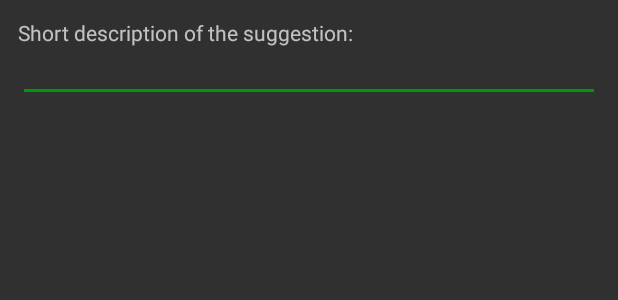
After one commit to tomiolah/Songbook, an Android app: the layout content_suggest_edits.xml on its own in the app's theme, with its tools: preview values and no code run, on a phone screen of 412 x 824 dp. The commit adds this screen. Shown: the top 300 px of the screen. Run offline under Robolectric (Android 15) with nearby library versions, the phone set to English and light mode, and no system bars.

Commit message:
Possibility to suggest edits

```diff
--- a/Songbook/app/src/main/AndroidManifest.xml
+++ b/Songbook/app/src/main/AndroidManifest.xml
@@ -58,6 +58,11 @@
         <activity
             android:name=".ui.activity.NewSongActivity"
             android:theme="@style/SongBookTheme"/>
+        <activity
+            android:name=".ui.activity.SuggestEditsActivity"
+            android:label="@string/suggest_edits"
+            android:theme="@style/SongBookTheme">
+        </activity>
     </application>
 
 </manifest>
--- /dev/null
+++ b/Songbook/app/src/main/res/layout/content_suggest_edits.xml
@@ -0,0 +1,26 @@
+<?xml version="1.0" encoding="utf-8"?>
+<LinearLayout
+    xmlns:android="http://schemas.android.com/apk/res/android"
+    xmlns:app="http://schemas.android.com/apk/res-auto"
+    xmlns:tools="http://schemas.android.com/tools"
+    android:layout_width="match_parent"
+    android:layout_height="match_parent"
+    android:orientation="vertical"
+    android:padding="12dp"
+    app:layout_behavior="@string/appbar_scrolling_view_behavior"
+    tools:context="com.bence.songbook.ui.activity.SuggestEditsActivity"
+    tools:showIn="@layout/activity_suggest_edits">
+
+    <TextView
+        android:layout_width="match_parent"
+        android:layout_height="wrap_content"
+        android:text="@string/short_description_of_the_suggestion"/>
+
+    <EditText
+        android:id="@+id/suggestion"
+        android:layout_width="match_parent"
+        android:layout_height="wrap_content"
+        android:inputType="textNoSuggestions|textMultiLine"
+        android:paddingBottom="6dp"
+        android:paddingTop="6dp"/>
+</LinearLayout>
--- a/Songbook/app/src/main/res/menu/content_song_menu.xml
+++ b/Songbook/app/src/main/res/menu/content_song_menu.xml
@@ -12,4 +12,10 @@
         android:orderInCategory="100"
         android:title="@string/similar"
         app:showAsAction="ifRoom"/>
+    <item
+        android:id="@+id/action_suggest_edits"
+        android:icon="@drawable/ic_rate_review_black"
+        android:orderInCategory="10"
+        android:title="@string/suggest_edits"
+        app:showAsAction="ifRoom"/>
 </menu>
--- a/Songbook/app/src/main/res/values/strings.xml
+++ b/Songbook/app/src/main/res/values/strings.xml
@@ -60,4 +60,6 @@
     <string name="language_of_the_song">Language of the song</string>
     <string name="successfully_uploaded">Successfully uploaded!</string>
     <string name="upload_failed">Upload failed</string>
+    <string name="suggest_edits">Suggest edits</string>
+    <string name="short_description_of_the_suggestion">Short description of the suggestion:</string>
 </resources>
```
Also changed, not shown: Songbook/app/src/main/java/com/bence/songbook/api/SuggestionApiBean.java (added, +28 -0 lines), Songbook/app/src/main/java/com/bence/songbook/api/retrofit/SuggestionApi.java (added, +13 -0 lines), Songbook/app/src/main/java/com/bence/songbook/ui/activity/SongActivity.java (+11 -0 lines), Songbook/app/src/main/java/com/bence/songbook/ui/activity/SuggestEditsActivity.java (added, +88 -0 lines), Songbook/app/src/main/res/drawable/ic_rate_review_black.xml (added, +9 -0 lines), Songbook/app/src/main/res/layout/activity_suggest_edits.xml (added, +37 -0 lines), 2 other files.
